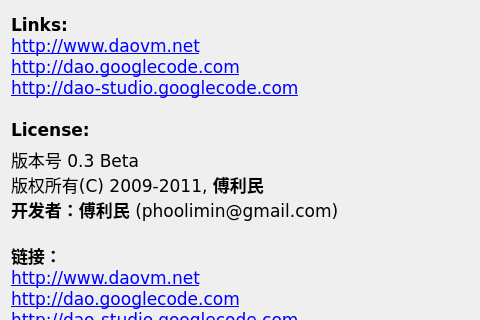
Before: the Qt Designer form src/daoAbout.ui in daokoder/daostudio, drawn with Qt 5; both pictures show x 0 to 480 and y 132 to 452 of the 633 by 625 pixel window.
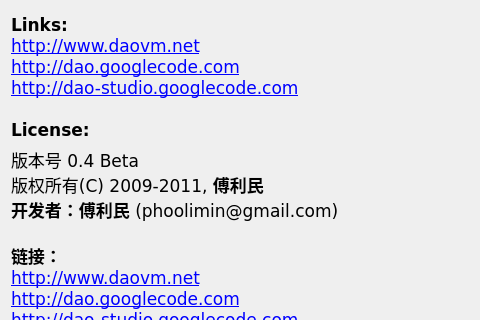
After: the same form once the commit is applied. Icons and pictures are not drawn.

```diff
--- a/src/daoAbout.ui
+++ b/src/daoAbout.ui
@@ -110,7 +110,7 @@
 &lt;html&gt;&lt;head&gt;&lt;meta name=&quot;qrichtext&quot; content=&quot;1&quot; /&gt;&lt;style type=&quot;text/css&quot;&gt;
 p, li { white-space: pre-wrap; }
 &lt;/style&gt;&lt;/head&gt;&lt;body style=&quot; font-family:'Lucida Grande'; font-size:13pt; font-weight:400; font-style:normal;&quot;&gt;
-&lt;p style=&quot; margin-top:0px; margin-bottom:0px; margin-left:0px; margin-right:0px; -qt-block-indent:0; text-indent:0px;&quot;&gt;&lt;span style=&quot; font-family:'Bitstream Vera Sans';&quot;&gt;版本号 0.3 Beta&lt;/span&gt;&lt;/p&gt;
+&lt;p style=&quot; margin-top:0px; margin-bottom:0px; margin-left:0px; margin-right:0px; -qt-block-indent:0; text-indent:0px;&quot;&gt;&lt;span style=&quot; font-family:'Bitstream Vera Sans';&quot;&gt;版本号 0.4 Beta&lt;/span&gt;&lt;/p&gt;
 &lt;p style=&quot; margin-top:0px; margin-bottom:0px; margin-left:0px; margin-right:0px; -qt-block-indent:0; text-indent:0px;&quot;&gt;&lt;span style=&quot; font-family:'Bitstream Vera Sans';&quot;&gt;版权所有(C) 2009-2011, &lt;/span&gt;&lt;span style=&quot; font-family:'Bitstream Vera Sans'; font-weight:600;&quot;&gt;傅利民&lt;/span&gt;&lt;/p&gt;
 &lt;p style=&quot; margin-top:0px; margin-bottom:0px; margin-left:0px; margin-right:0px; -qt-block-indent:0; text-indent:0px;&quot;&gt;&lt;span style=&quot; font-family:'Bitstream Vera Sans'; font-weight:600;&quot;&gt;开发者：傅利民&lt;/span&gt;&lt;span style=&quot; font-family:'Bitstream Vera Sans';&quot;&gt; (phoolimin@gmail.com)&lt;/span&gt;&lt;/p&gt;
 &lt;p style=&quot;-qt-paragraph-type:empty; margin-top:0px; margin-bottom:0px; margin-left:0px; margin-right:0px; -qt-block-indent:0; text-indent:0px; font-family:'Bitstream Vera Sans'; font-weight:600;&quot;&gt;&lt;/p&gt;
```
